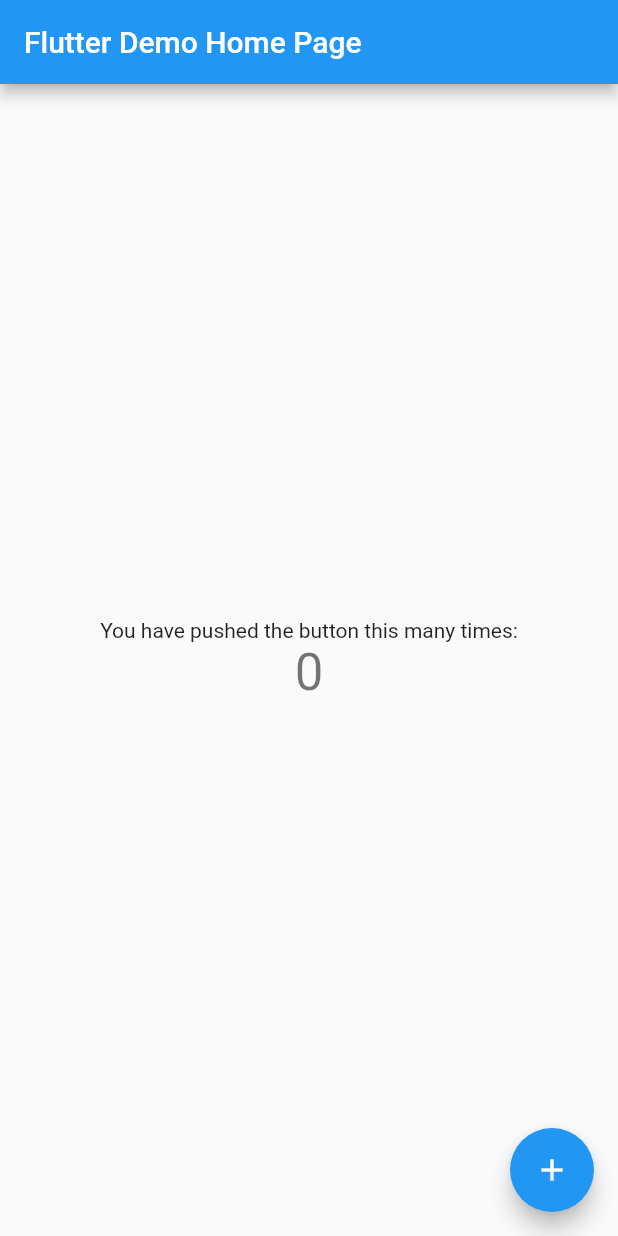
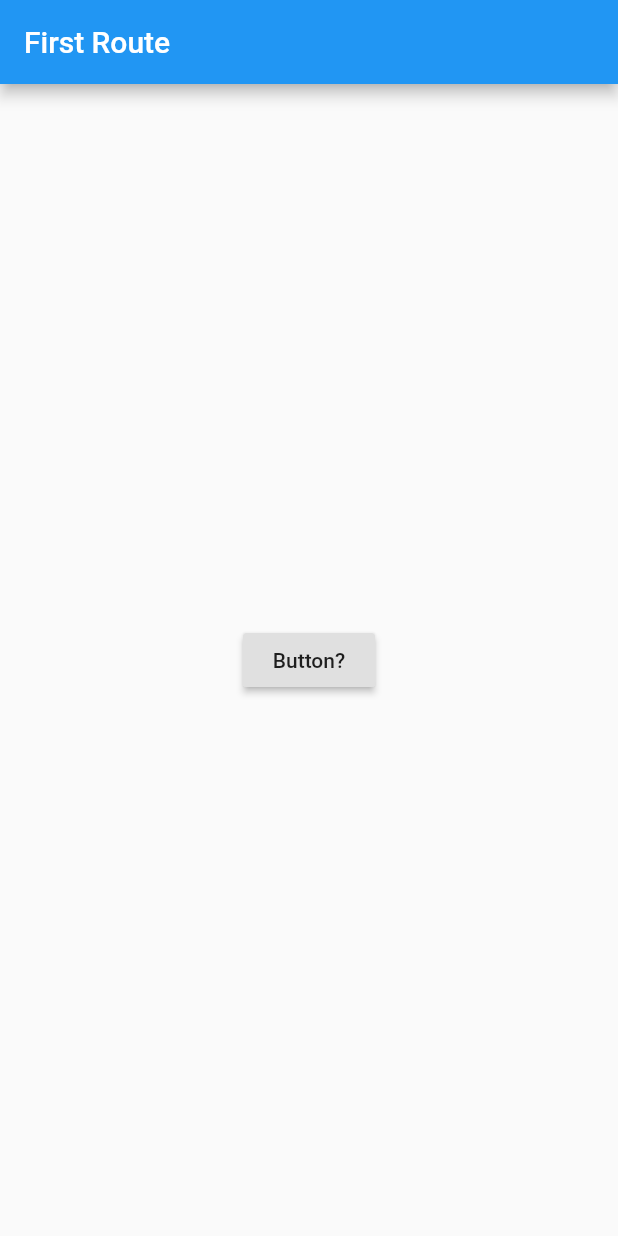
Before and after one commit to CSCI-150FA19-Team-One/CSCI_150FA19_Sensor_Network, a Flutter app: the screen it shows after launch, on a phone screen of 412 x 824 dp. Run offline on Flutter 3.47's test engine with Material 2 defaults, Android fonts, the phone set to English and light mode, and no system bars.

Commit message:
Created Button Route
This is a very basic function that goes to another route (basically another page).

```diff
--- a/CSCI_150_Mobile/sensor_network_monitor/lib/main.dart
+++ b/CSCI_150_Mobile/sensor_network_monitor/lib/main.dart
@@ -21,7 +21,8 @@
         // is not restarted.
         primarySwatch: Colors.blue,
       ),
-      home: MyHomePage(title: 'Flutter Demo Home Page'),
+        home: routeTest(),
+      //home: MyHomePage(title: 'Flutter Demo Home Page'),
     );
   }
 }
@@ -110,3 +111,49 @@
     );
   }
 }
+  class routeTest extends StatelessWidget
+  {
+    @override
+    Widget build(BuildContext context)
+    {
+      return Scaffold(
+        appBar: AppBar(
+            title: Text('First Route'),
+          ),
+        body: Center(
+          child: RaisedButton(
+            child: Text('Button?'),
+            onPressed: ()
+            {
+              //NAVIGATE TO SECOND ROUTE HERE
+              Navigator.push(
+                context,
+                MaterialPageRoute(builder: (context) => routeTest2()),
+              );
+            },
+            ),
+          ),
+        );
+    }
+  }
+  class routeTest2 extends StatelessWidget
+  {
+    @override
+    Widget build(BuildContext context)
+    {
+      return Scaffold(
+        appBar: AppBar(
+          title: Text("Next Route"),
+        ),
+        body: Center(
+          child: RaisedButton(
+            onPressed: () {
+              //NAVIGATION BACK
+              Navigator.pop(context);
+            },
+          child: Text('Goin Back?'),
+            ),
+          ),
+        );
+    }
+  }
```
